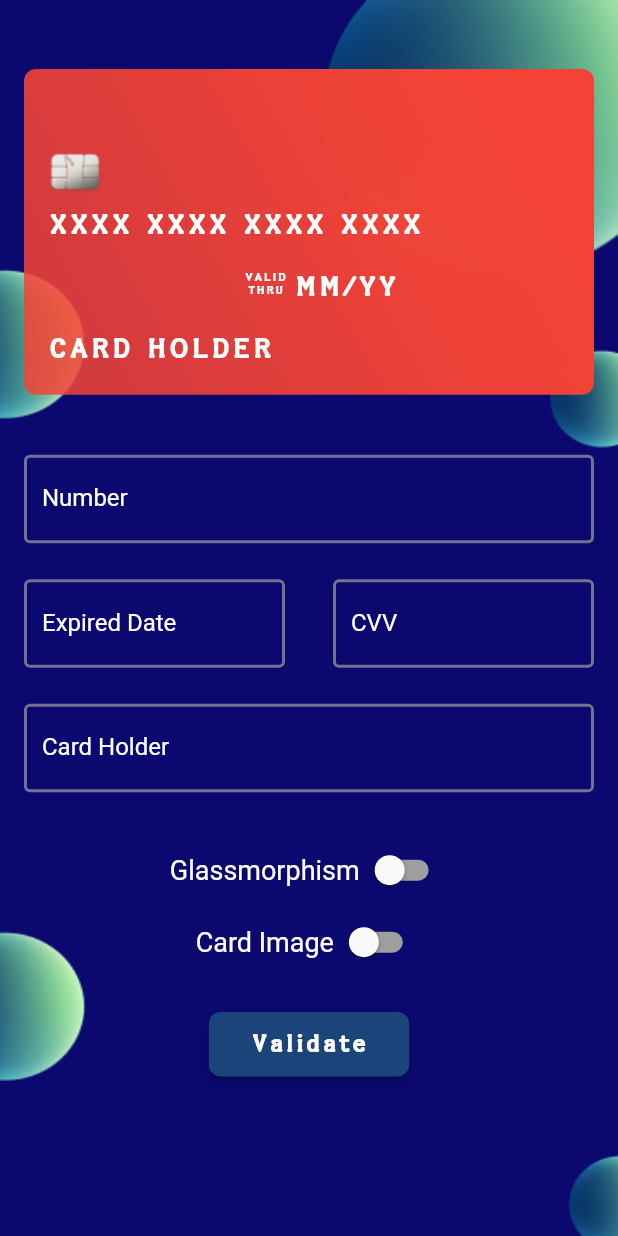
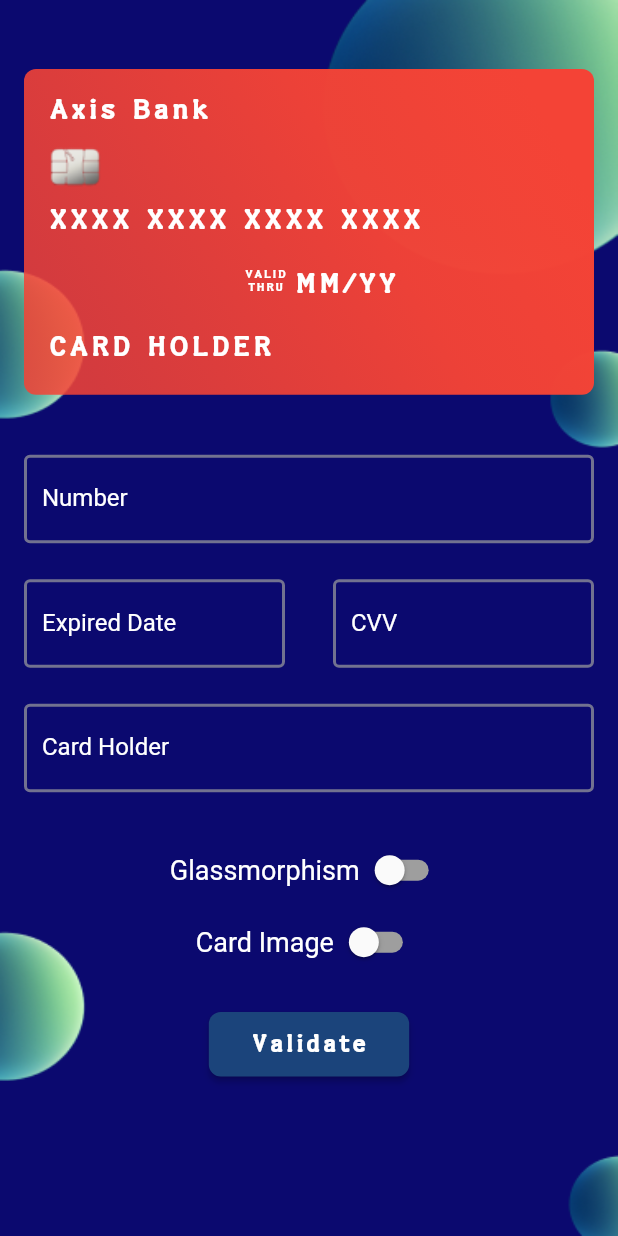
Before and after one commit to SimformSolutionsPvtLtd/flutter_credit_card, a Flutter app: the screen it shows after launch, on a phone screen of 412 x 824 dp. Run offline on Flutter 3.47's test engine with Material 2 defaults, Android fonts, the phone set to English and light mode, and no system bars.

Commit message:
Fixes #47 Added bank name above card number

```diff
--- a/example/lib/main.dart
+++ b/example/lib/main.dart
@@ -66,6 +66,7 @@
                   expiryDate: expiryDate,
                   cardHolderName: cardHolderName,
                   cvvCode: cvvCode,
+                  bankName: 'Axis Bank',
                   showBackView: isCvvFocused,
                   obscureCardNumber: true,
                   obscureCardCvv: true,
--- a/lib/credit_card_widget.dart
+++ b/lib/credit_card_widget.dart
@@ -23,6 +23,7 @@
       required this.cardHolderName,
       required this.cvvCode,
       required this.showBackView,
+      this.bankName,
       this.animationDuration = const Duration(milliseconds: 500),
       this.height,
       this.width,
@@ -35,6 +36,7 @@
       this.cardType,
       this.isHolderNameVisible = false,
       this.backgroundImage,
+      this.backgroundNetworkImage,
       this.glassmorphismConfig,
       this.isChipVisible = true,
       this.isSwipeGestureEnabled = true,
@@ -49,6 +51,7 @@
   final TextStyle? textStyle;
   final Color cardBgColor;
   final bool showBackView;
+  final String? bankName;
   final Duration animationDuration;
   final double? height;
   final double? width;
@@ -57,6 +60,7 @@
   final void Function(CreditCardBrand) onCreditCardWidgetChange;
   final bool isHolderNameVisible;
   final String? backgroundImage;
+  final String? backgroundNetworkImage;
   final bool isChipVisible;
   final Glassmorphism? glassmorphismConfig;
   final bool isSwipeGestureEnabled;
@@ -251,6 +255,7 @@
     }
     return CardBackground(
       backgroundImage: widget.backgroundImage,
+      backgroundNetworkImage: widget.backgroundNetworkImage,
       backgroundGradientColor: backgroundGradientColor,
       glassmorphismConfig: widget.glassmorphismConfig,
       height: widget.height,
@@ -258,8 +263,18 @@
       child: Column(
         crossAxisAlignment: CrossAxisAlignment.start,
         children: <Widget>[
+          if (widget.bankName != null && widget.bankName!.isNotEmpty)
+            Padding(
+              padding: const EdgeInsets.only(left: 16, top: 16),
+              child: Text(
+                widget.bankName!,
+                maxLines: 1,
+                overflow: TextOverflow.ellipsis,
+                style: defaultTextStyle,
+              ),
+            ),
           Expanded(
-            flex: widget.isChipVisible ? 2 : 0,
+            flex: widget.isChipVisible ? 1 : 0,
             child: Row(
               crossAxisAlignment: CrossAxisAlignment.end,
               children: <Widget>[
@@ -363,6 +378,7 @@
 
     return CardBackground(
       backgroundImage: widget.backgroundImage,
+      backgroundNetworkImage: widget.backgroundNetworkImage,
       backgroundGradientColor: backgroundGradientColor,
       glassmorphismConfig: widget.glassmorphismConfig,
       height: widget.height,
--- a/pubspec.yaml
+++ b/pubspec.yaml
@@ -1,6 +1,6 @@
 name: flutter_credit_card
 description: A Credit Card widget package, support entering card details, card flip animation.
-version: 3.0.2
+version: 3.0.3
 homepage: https://github.com/simformsolutions/flutter_credit_card
 issue_tracker: https://github.com/simformsolutions/flutter_credit_card/issues
 
```
Also changed, not shown: 6 other files.
